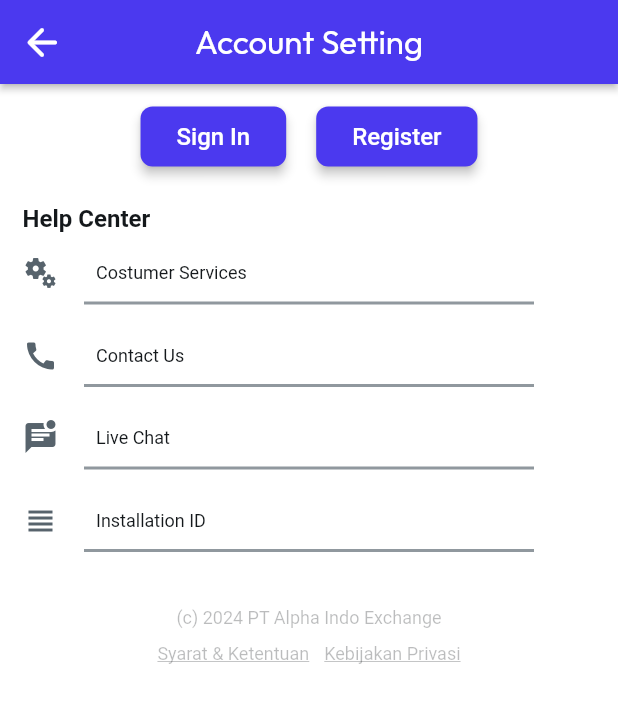
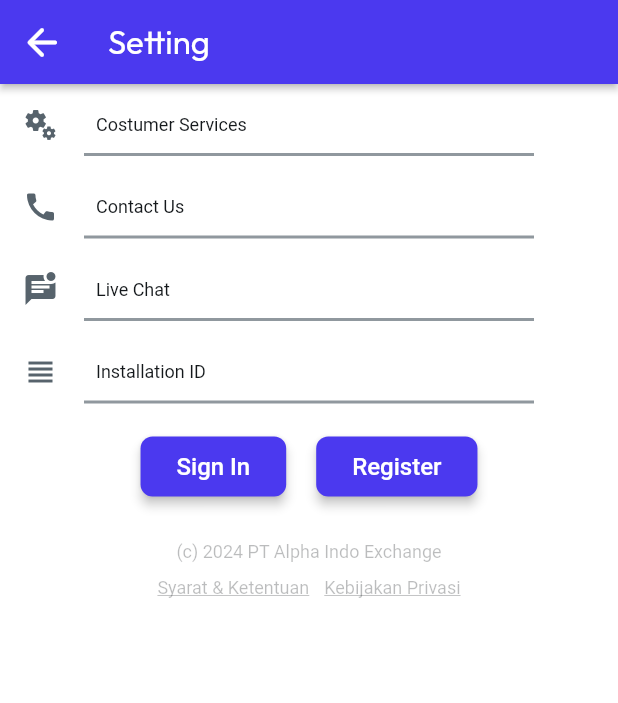
Before and after one commit to ryukensi87/alpha, a Flutter app: the screen it shows once a user with an empty profile is signed in, on a phone screen of 412 x 824 dp. Shown: the top 703 px of the screen. Run offline on Flutter 3.47's test engine with Material 2 defaults, Android fonts, the phone set to English and light mode, and no system bars; drawn by our look-alikes of auto_size_text; our stand-ins replace cloud_firestore, device_info_plus, equatable, firebase_auth, firebase_core, font_awesome_flutter and 12 more; missing offline and left inert: json_path, mime_type; accounts and stored records are empty; network calls fail; Roboto replaces fonts that are missing (Readex Pro).

Commit message:
Updating to latest FlutterFlow output.

```diff
--- a/lib/auth/account_setting/account_setting_widget.dart
+++ b/lib/auth/account_setting/account_setting_widget.dart
@@ -73,7 +73,7 @@ class _AccountSettingWidgetState extends State<AccountSettingWidget> {
             },
           ),
           title: Text(
-            'Account Setting',
+            'Setting',
             style: FlutterFlowTheme.of(context).headlineMedium.override(
                   fontFamily: 'Outfit',
                   color: Colors.white,
@@ -81,7 +81,7 @@ class _AccountSettingWidgetState extends State<AccountSettingWidget> {
                 ),
           ),
           actions: const [],
-          centerTitle: true,
+          centerTitle: false,
           elevation: 2.0,
         ),
         body: SafeArea(
@@ -105,95 +105,6 @@ class _AccountSettingWidgetState extends State<AccountSettingWidget> {
                     child: Column(
                       mainAxisSize: MainAxisSize.max,
                       children: [
-                        Padding(
-                          padding: const EdgeInsetsDirectional.fromSTEB(
-                              0.0, 15.0, 0.0, 0.0),
-                          child: Row(
-                            mainAxisSize: MainAxisSize.max,
-                            mainAxisAlignment: MainAxisAlignment.center,
-                            children: [
-                              Padding(
-                                padding: const EdgeInsetsDirectional.fromSTEB(
-                                    0.0, 0.0, 10.0, 0.0),
-                                child: FFButtonWidget(
-                                  onPressed: () async {
-                                    context.pushNamed('Signin');
-                                  },
-                                  text: 'Sign In',
-                                  options: FFButtonOptions(
-                                    height: 40.0,
-                                    padding: const EdgeInsetsDirectional.fromSTEB(
-                                        24.0, 0.0, 24.0, 0.0),
-                                    iconPadding: const EdgeInsetsDirectional.fromSTEB(
-                                        0.0, 0.0, 0.0, 0.0),
-                                    color: FlutterFlowTheme.of(context).primary,
-                                    textStyle: FlutterFlowTheme.of(context)
-                                        .titleSmall
-                                        .override(
-                                          fontFamily: 'Readex Pro',
-                                          color: Colors.white,
-                                        ),
-                                    elevation: 3.0,
-                                    borderSide: const BorderSide(
-                                      color: Colors.transparent,
-                                      width: 1.0,
-                                    ),
-                                    borderRadius: BorderRadius.circular(8.0),
-                                  ),
-                                ),
-                              ),
-                              Padding(
-                                padding: const EdgeInsetsDirectional.fromSTEB(
-                                    10.0, 0.0, 0.0, 0.0),
-                                child: FFButtonWidget(
-                                  onPressed: () async {
-                                    context.pushNamed('Register');
-                                  },
-                                  text: 'Register',
-                                  options: FFButtonOptions(
-                                    height: 40.0,
-                                    padding: const EdgeInsetsDirectional.fromSTEB(
-                                        24.0, 0.0, 24.0, 0.0),
-                                    iconPadding: const EdgeInsetsDirectional.fromSTEB(
-                                        0.0, 0.0, 0.0, 0.0),
-                                    color: FlutterFlowTheme.of(context).primary,
-                                    textStyle: FlutterFlowTheme.of(context)
-                                        .titleSmall
-                                        .override(
-                                          fontFamily: 'Readex Pro',
-                                          color: Colors.white,
-                                        ),
-                                    elevation: 3.0,
-                                    borderSide: const BorderSide(
-                                      color: Colors.transparent,
-                                      width: 1.0,
-                                    ),
-                                    borderRadius: BorderRadius.circular(8.0),
-                                  ),
-                                ),
-                              ),
-                            ],
-                          ),
-                        ),
-                        Padding(
-                          padding: const EdgeInsetsDirectional.fromSTEB(
-                              15.0, 25.0, 0.0, 0.0),
-                          child: Row(
-                            mainAxisSize: MainAxisSize.max,
-                            children: [
-                              Text(
-                                'Help Center',
-                                style: FlutterFlowTheme.of(context)
-                                    .bodyMedium
-                                    .override(
-                                      fontFamily: 'Readex Pro',
-                                      fontSize: 16.0,
-                                      fontWeight: FontWeight.bold,
-                                    ),
-                              ),
-                            ],
-                          ),
-                        ),
                         Padding(
                           padding: const EdgeInsetsDirectional.fromSTEB(
                               0.0, 15.0, 0.0, 0.0),
@@ -345,6 +256,76 @@ class _AccountSettingWidgetState extends State<AccountSettingWidget> {
                         ),
                         Padding(
                           padding: const EdgeInsetsDirectional.fromSTEB(
+                              0.0, 15.0, 0.0, 0.0),
+                          child: Row(
+                            mainAxisSize: MainAxisSize.max,
+                            mainAxisAlignment: MainAxisAlignment.center,
+                            children: [
+                              Padding(
+                                padding: const EdgeInsetsDirectional.fromSTEB(
+                                    0.0, 0.0, 10.0, 0.0),
+                                child: FFButtonWidget(
+                                  onPressed: () async {
+                                    context.pushNamed('Signin');
+                                  },
+                                  text: 'Sign In',
+                                  options: FFButtonOptions(
+                                    height: 40.0,
+                                    padding: const EdgeInsetsDirectional.fromSTEB(
+                                        24.0, 0.0, 24.0, 0.0),
+                                    iconPadding: const EdgeInsetsDirectional.fromSTEB(
+                                        0.0, 0.0, 0.0, 0.0),
+                                    color: FlutterFlowTheme.of(context).primary,
+                                    textStyle: FlutterFlowTheme.of(context)
+                                        .titleSmall
+                                        .override(
+                                          fontFamily: 'Readex Pro',
+                                          color: Colors.white,
+                                        ),
+                                    elevation: 3.0,
+                                    borderSide: const BorderSide(
+                                      color: Colors.transparent,
+                                      width: 1.0,
+                                    ),
+                                    borderRadius: BorderRadius.circular(8.0),
+                                  ),
+                                ),
+                              ),
+                              Padding(
+                                padding: const EdgeInsetsDirectional.fromSTEB(
+                                    10.0, 0.0, 0.0, 0.0),
+                                child: FFButtonWidget(
+                                  onPressed: () async {
+                                    context.pushNamed('Register');
+                                  },
+                                  text: 'Register',
+                                  options: FFButtonOptions(
+                                    height: 40.0,
+                                    padding: const EdgeInsetsDirectional.fromSTEB(
+                                        24.0, 0.0, 24.0, 0.0),
+                                    iconPadding: const EdgeInsetsDirectional.fromSTEB(
+                                        0.0, 0.0, 0.0, 0.0),
+                                    color: FlutterFlowTheme.of(context).primary,
+                                    textStyle: FlutterFlowTheme.of(context)
+                                        .titleSmall
+                                        .override(
+                                          fontFamily: 'Readex Pro',
+                                          color: Colors.white,
+                                        ),
+                                    elevation: 3.0,
+                                    borderSide: const BorderSide(
+                                      color: Colors.transparent,
+                                      width: 1.0,
+                                    ),
+                                    borderRadius: BorderRadius.circular(8.0),
+                                  ),
+                                ),
+                              ),
+                            ],
+                          ),
+                        ),
+                        Padding(
+                          padding: const EdgeInsetsDirectional.fromSTEB(
                               10.0, 30.0, 10.0, 0.0),
                           child: Row(
                             mainAxisSize: MainAxisSize.max,
--- a/lib/auth/kebijakan_apps/kebijakan_apps_widget.dart
+++ b/lib/auth/kebijakan_apps/kebijakan_apps_widget.dart
@@ -80,7 +80,7 @@ class _KebijakanAppsWidgetState extends State<KebijakanAppsWidget> {
                 ),
           ),
           actions: const [],
-          centerTitle: true,
+          centerTitle: false,
           elevation: 2.0,
         ),
         body: SafeArea(
--- a/lib/auth/s_k_apps/s_k_apps_widget.dart
+++ b/lib/auth/s_k_apps/s_k_apps_widget.dart
@@ -80,7 +80,7 @@ class _SKAppsWidgetState extends State<SKAppsWidget> {
                 ),
           ),
           actions: const [],
-          centerTitle: true,
+          centerTitle: false,
           elevation: 2.0,
         ),
         body: SafeArea(
--- a/lib/detail_market/detail_market_widget.dart
+++ b/lib/detail_market/detail_market_widget.dart
@@ -93,7 +93,7 @@ class _DetailMarketWidgetState extends State<DetailMarketWidget> {
                 ),
           ),
           actions: const [],
-          centerTitle: true,
+          centerTitle: false,
           elevation: 2.0,
         ),
         body: SafeArea(
--- a/lib/home_page/home_page_widget.dart
+++ b/lib/home_page/home_page_widget.dart
@@ -77,7 +77,7 @@ class _HomePageWidgetState extends State<HomePageWidget> {
                     children: [
                       Padding(
                         padding: const EdgeInsetsDirectional.fromSTEB(
-                            15.0, 10.0, 15.0, 0.0),
+                            15.0, 20.0, 15.0, 0.0),
                         child: Row(
                           mainAxisSize: MainAxisSize.max,
                           mainAxisAlignment: MainAxisAlignment.start,
--- a/lib/market/market_widget.dart
+++ b/lib/market/market_widget.dart
@@ -73,7 +73,7 @@ class _MarketWidgetState extends State<MarketWidget> {
             },
           ),
           title: Text(
-            'Central Market Coin',
+            'Central Market',
             style: FlutterFlowTheme.of(context).headlineMedium.override(
                   fontFamily: 'Outfit',
                   color: Colors.white,
@@ -81,7 +81,7 @@ class _MarketWidgetState extends State<MarketWidget> {
                 ),
           ),
           actions: const [],
-          centerTitle: true,
+          centerTitle: false,
           elevation: 2.0,
         ),
         body: SafeArea(
```
